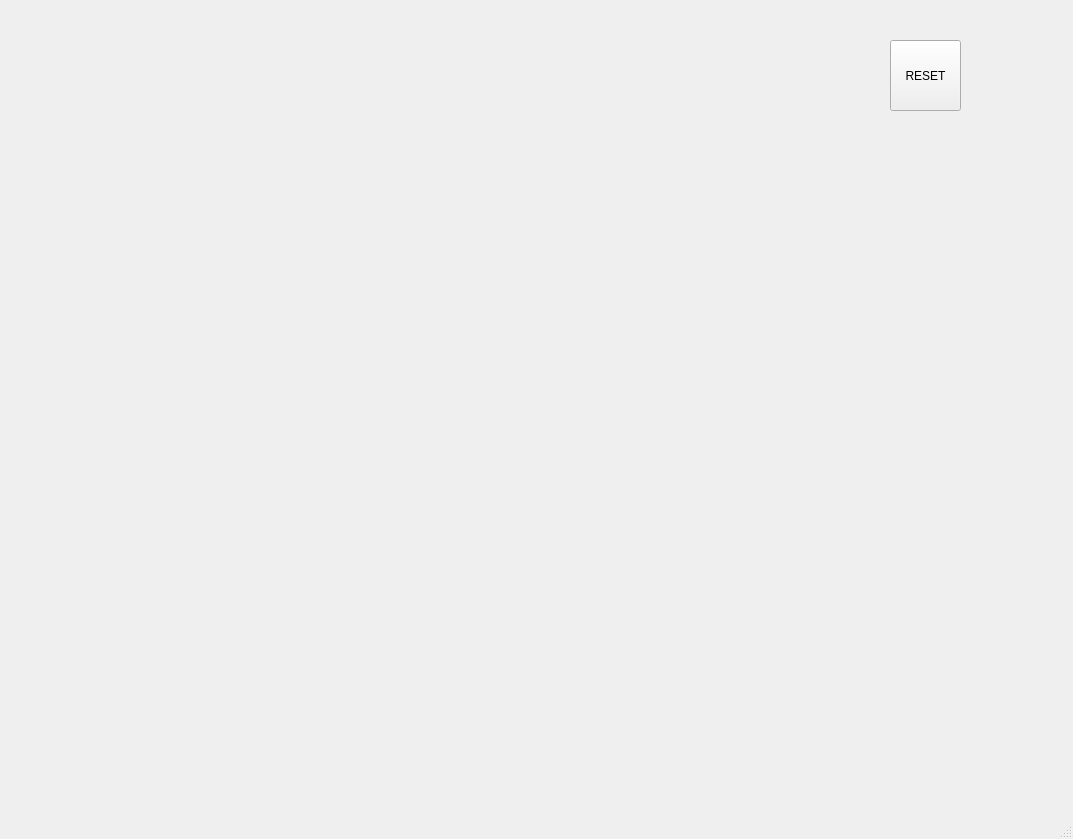
The window that HELLOPYTHON/day14/myomok02.ui (duhwan1001/python) describes before a commit, drawn with Qt 5.
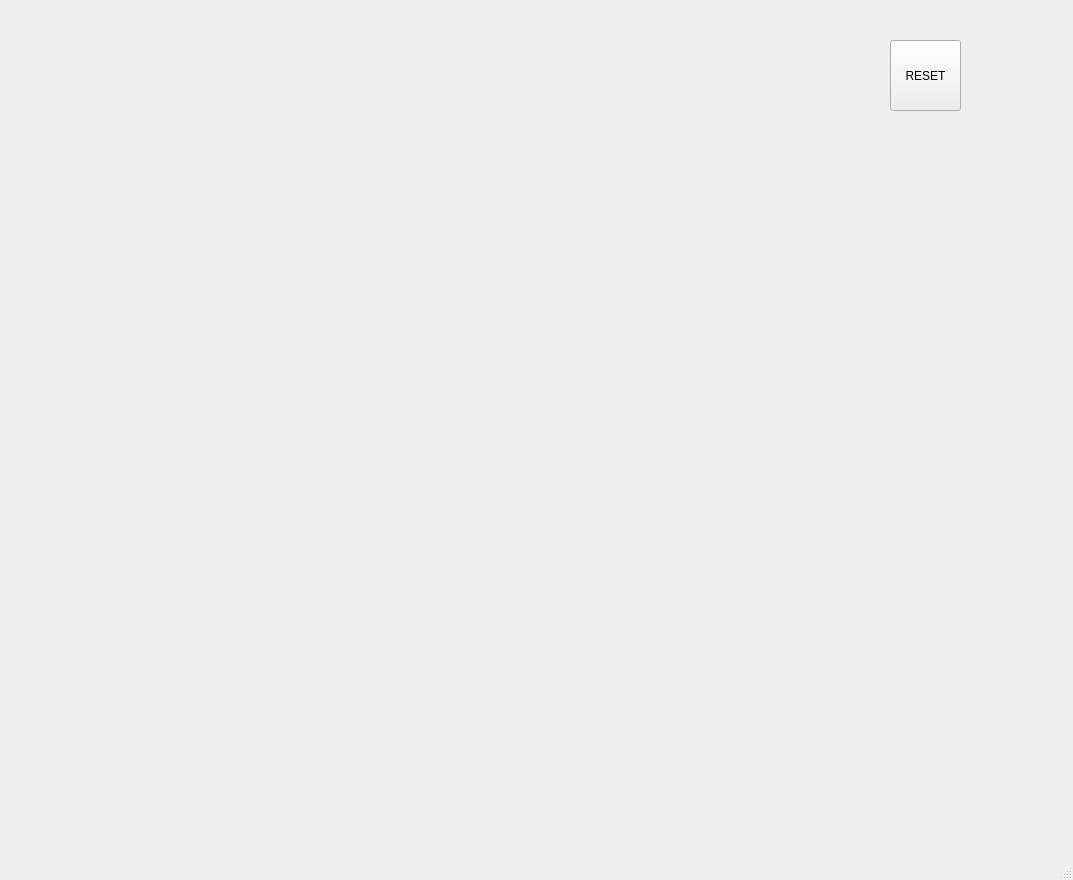
The same window after the commit.

Diff of the .ui file:
```diff
--- a/HELLOPYTHON/day14/myomok02.ui
+++ b/HELLOPYTHON/day14/myomok02.ui
@@ -7,7 +7,7 @@
     <x>0</x>
     <y>0</y>
     <width>1073</width>
-    <height>839</height>
+    <height>880</height>
    </rect>
   </property>
   <property name="windowTitle">
```
